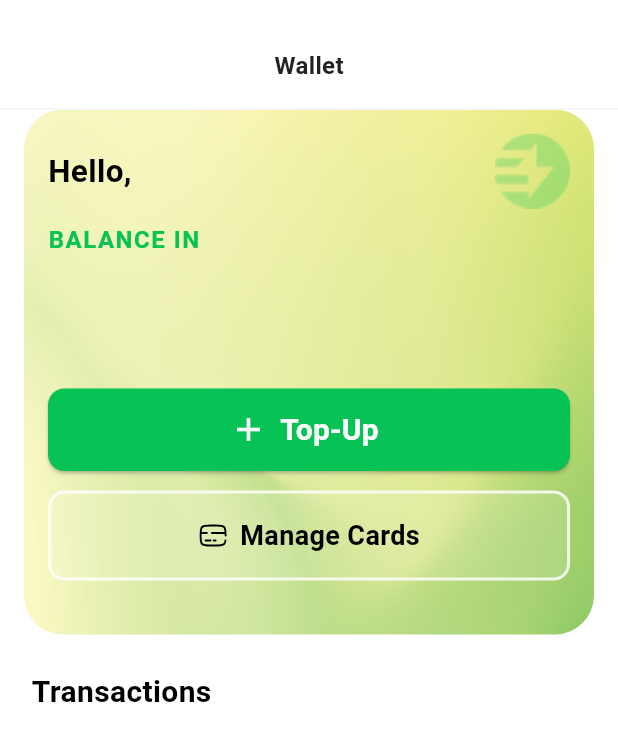
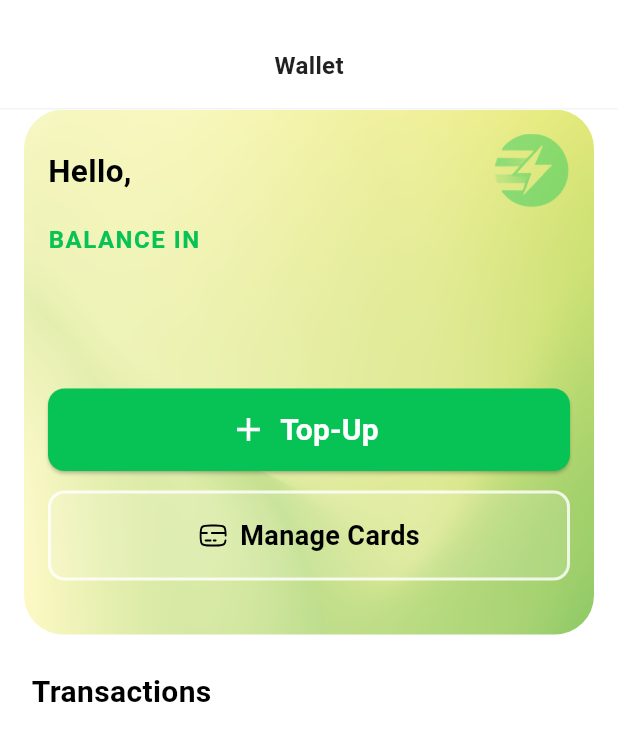
Before and after one commit to michaelsam94/mp-mobile, a Flutter app: the WalletScreen screen opened directly, on a phone screen of 412 x 824 dp. Shown: the top 741 px of the screen. Run offline on Flutter 3.47's test engine with Material 3 defaults, Android fonts, the phone set to English and light mode, and no system bars; our stand-ins replace bloc, dio, dotted_border, firebase_core, firebase_messaging, flutter_bloc and 9 more; missing offline and left inert: mobile_scanner; accounts and stored records are empty; network calls fail; project files that could hold a hidden picture were left out.

Commit message:
Update wallet screen icon opacity to 40%

```diff
--- a/lib/presentation/wallet/wallet_screen.dart
+++ b/lib/presentation/wallet/wallet_screen.dart
@@ -219,16 +219,19 @@ class WalletScreen extends StatelessWidget {
                     right: 8,
                     child: Padding(
                       padding: const EdgeInsets.all(8.0),
+                      child: Opacity(
+                        opacity: 0.4,
                         child: ColorFiltered(
                           colorFilter: ColorFilter.mode(
                             const Color(0xFF07C355),
                             BlendMode.srcIn,
                           ),
                           child: Image.asset(
-                          "assets/images/logo.png",
+                            "assets/icons/ic_charge.png",
                             width: 50,
                             height: 50,
                             fit: BoxFit.contain,
+                          ),
                         ),
                       ),
                     ),
```
Lines whose indentation alone changed are shown as unchanged.
